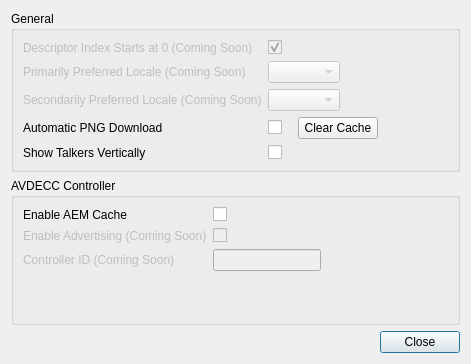
Above: src/settingsDialog.ui from christophe-calmejane/Hive before the change. Below: the same form after it.
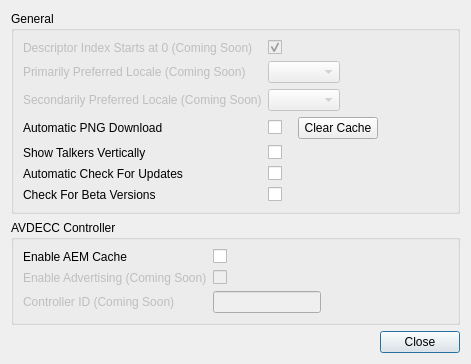
That is the form after the change.

Commit message: Issue #46: Automatic check for BETA versions Documented software versioning scheme and improved scripts

What changed in the file:
```diff
--- a/src/settingsDialog.ui
+++ b/src/settingsDialog.ui
@@ -126,6 +126,26 @@
       <item row="4" column="1">
        <widget class="QCheckBox" name="transposeConnectionMatrixCheckBox"/>
       </item>
+      <item row="5" column="0">
+       <widget class="QLabel" name="automaticCheckForUpdatesLabel">
+        <property name="text">
+         <string>Automatic Check For Updates</string>
+        </property>
+       </widget>
+      </item>
+      <item row="5" column="1">
+       <widget class="QCheckBox" name="automaticCheckForUpdatesCheckBox"/>
+      </item>
+      <item row="6" column="0">
+       <widget class="QLabel" name="checkForBetaVersionsLabel">
+        <property name="text">
+         <string>Check For Beta Versions</string>
+        </property>
+       </widget>
+      </item>
+      <item row="6" column="1">
+       <widget class="QCheckBox" name="checkForBetaVersionsCheckBox"/>
+      </item>
      </layout>
     </widget>
    </item>
```
The commit also changes 11 other files.
